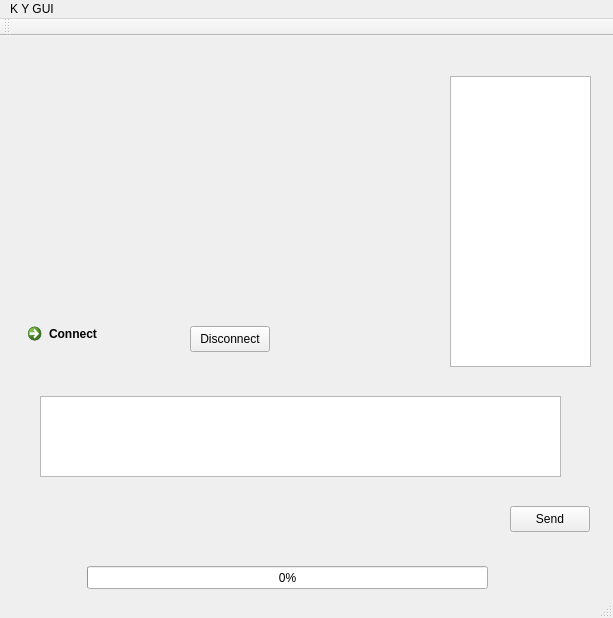
StronglogicSolutions/ky_gui, file mainwindow.ui: the form before one commit.
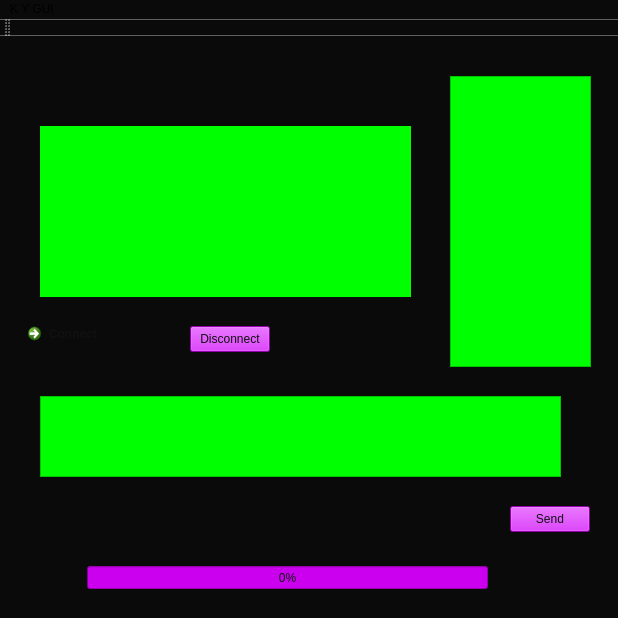
The form after the commit. Icons and pictures are not drawn.

Patch:
```diff
--- a/mainwindow.ui
+++ b/mainwindow.ui
@@ -6,13 +6,17 @@
    <rect>
     <x>0</x>
     <y>0</y>
-    <width>613</width>
+    <width>618</width>
     <height>618</height>
    </rect>
   </property>
   <property name="windowTitle">
    <string>MainWindow</string>
   </property>
+  <property name="styleSheet">
+   <string notr="true">font: 87 10pt &quot;Noto Sans&quot;;
+background-color: rgb(10, 10, 10);</string>
+  </property>
   <widget class="QWidget" name="centralWidget">
    <widget class="QLabel" name="label">
     <property name="geometry">
@@ -42,6 +46,10 @@
       <height>41</height>
      </rect>
     </property>
+    <property name="styleSheet">
+     <string notr="true">color: rgb(16, 16, 16);
+background-color: rgb(255, 0, 153);</string>
+    </property>
     <property name="text">
      <string>Connect</string>
     </property>
@@ -55,6 +63,10 @@
       <height>23</height>
      </rect>
     </property>
+    <property name="styleSheet">
+     <string notr="true">background-color: rgb(203, 0, 239);
+color: rgb(16, 16, 16);</string>
+    </property>
     <property name="value">
      <number>0</number>
     </property>
@@ -68,6 +80,10 @@
       <height>26</height>
      </rect>
     </property>
+    <property name="styleSheet">
+     <string notr="true">background-color: rgb(203, 0, 239);
+color: rgb(16, 16, 16);</string>
+    </property>
     <property name="text">
      <string>Disconnect</string>
     </property>
@@ -81,6 +97,10 @@
       <height>26</height>
      </rect>
     </property>
+    <property name="styleSheet">
+     <string notr="true">background-color: rgb(203, 0, 239);
+color: rgb(16, 16, 16);</string>
+    </property>
     <property name="text">
      <string>Send</string>
     </property>
@@ -94,6 +114,10 @@
       <height>171</height>
      </rect>
     </property>
+    <property name="styleSheet">
+     <string notr="true">background-color: rgb(0, 255, 0);
+color: rgb(16, 16, 16);</string>
+    </property>
     <property name="text">
      <string/>
     </property>
@@ -107,6 +131,10 @@
       <height>81</height>
      </rect>
     </property>
+    <property name="styleSheet">
+     <string notr="true">background-color: rgb(0, 255, 0);
+color: rgb(16, 16, 16);</string>
+    </property>
    </widget>
    <widget class="QListWidget" name="appList">
     <property name="geometry">
@@ -117,6 +145,10 @@
       <height>291</height>
      </rect>
     </property>
+    <property name="styleSheet">
+     <string notr="true">background-color: rgb(0, 255, 0);
+color: rgb(16, 16, 16);</string>
+    </property>
    </widget>
   </widget>
   <widget class="QMenuBar" name="menuBar">
@@ -124,7 +156,7 @@
     <rect>
      <x>0</x>
      <y>0</y>
-     <width>613</width>
+     <width>618</width>
      <height>23</height>
     </rect>
    </property>
```
